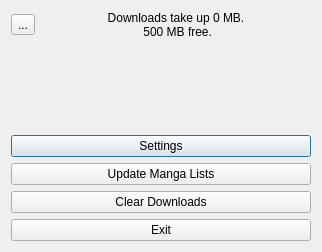
The window that widgets/menuedialog.ui (Rain92/UltimateMangaReader) describes before a commit, drawn with Qt 5.
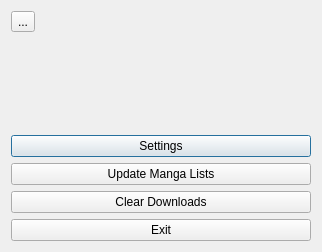
The same window after the commit. Icons and pictures are not drawn.

Diff of the .ui file:
```diff
--- a/widgets/menuedialog.ui
+++ b/widgets/menuedialog.ui
@@ -34,15 +34,17 @@
       </widget>
      </item>
      <item>
-      <widget class="QLabel" name="labelStatus">
-       <property name="text">
-        <string>Downloads take up 0 MB. 
- 500 MB free.</string>
+      <spacer name="horizontalSpacer">
+       <property name="orientation">
+        <enum>Qt::Horizontal</enum>
        </property>
-       <property name="alignment">
-        <set>Qt::AlignCenter</set>
+       <property name="sizeHint" stdset="0">
+        <size>
+         <width>40</width>
+         <height>20</height>
+        </size>
        </property>
-      </widget>
+      </spacer>
      </item>
     </layout>
    </item>
```
